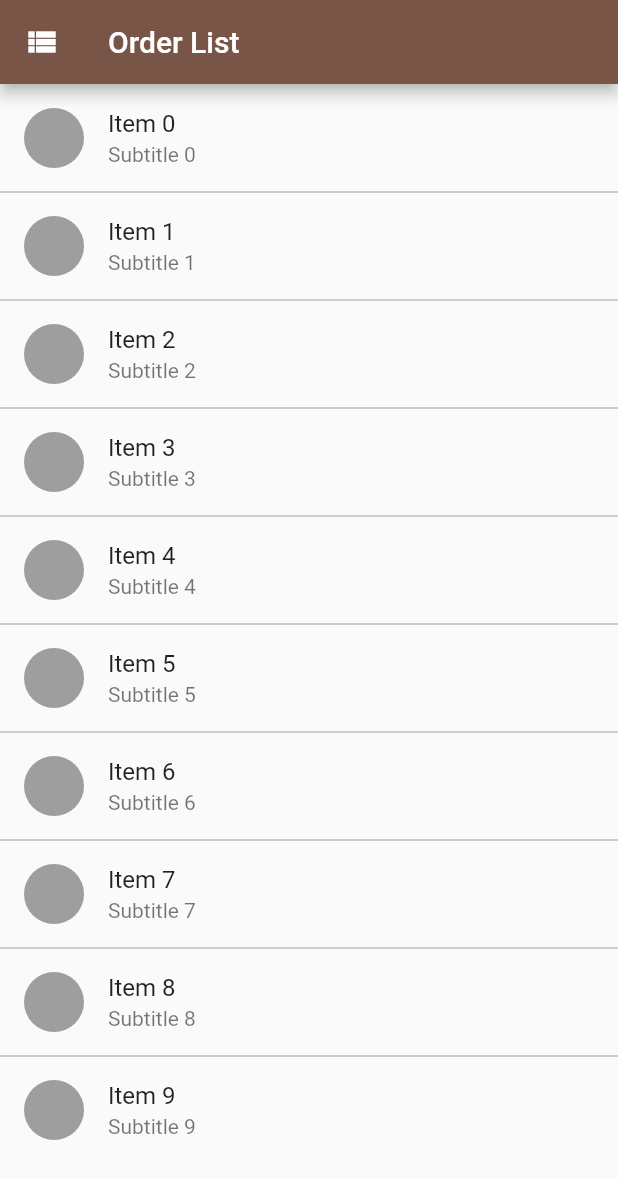
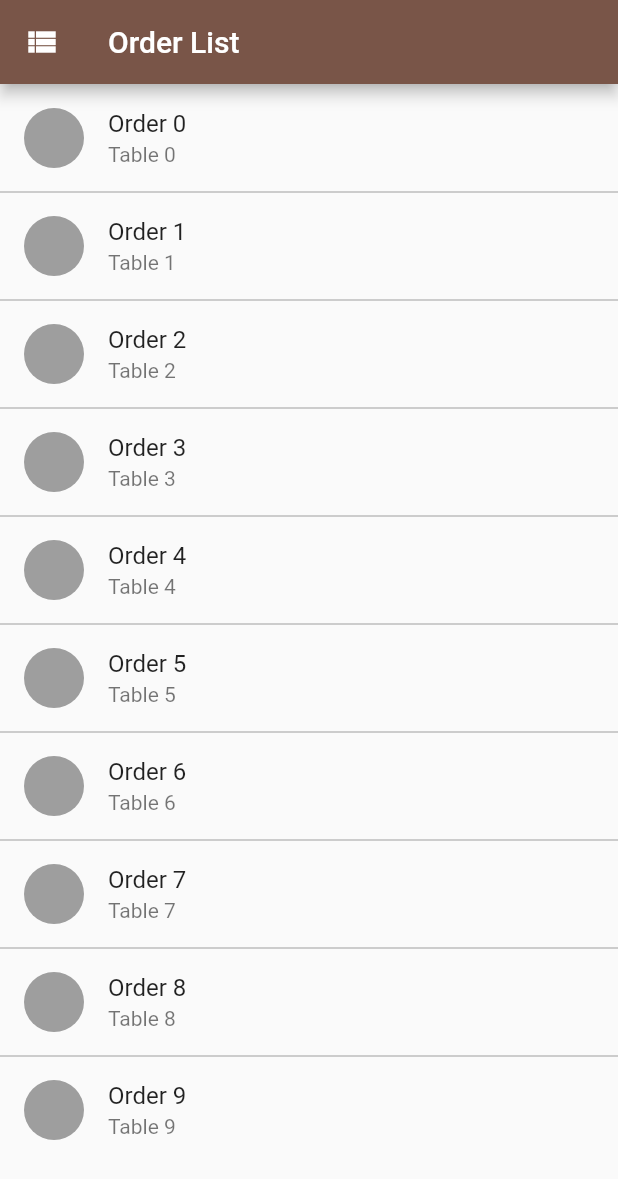
Before and after one commit to ilhamhakimi21/BurgerJoint-Ordering-System, a Flutter app: the HomePage screen opened directly, on a phone screen of 412 x 824 dp. Shown: the top 1179 px of the screen. Run offline on Flutter 3.47's test engine with Material 2 defaults, Android fonts, the phone set to English and light mode, and no system bars; our stand-ins replace firebase_auth, firebase_core, firebase_database, flutter_svg, hexcolor, material_design_icons_flutter; accounts and stored records are empty.

Commit message:
Update Order List

```diff
--- a/lib/OrderList.dart
+++ b/lib/OrderList.dart
@@ -24,7 +24,7 @@ class HomePage extends StatelessWidget {
   final List<Map<String, dynamic>> _items = List.generate(
       10,
       (index) =>
-          {"id": index, "title": "Item $index", "subtitle": "Subtitle $index"});
+          {"id": index, "title": "Order $index", "subtitle": "Table $index"});
 
   @override
   Widget build(BuildContext context) {
```
